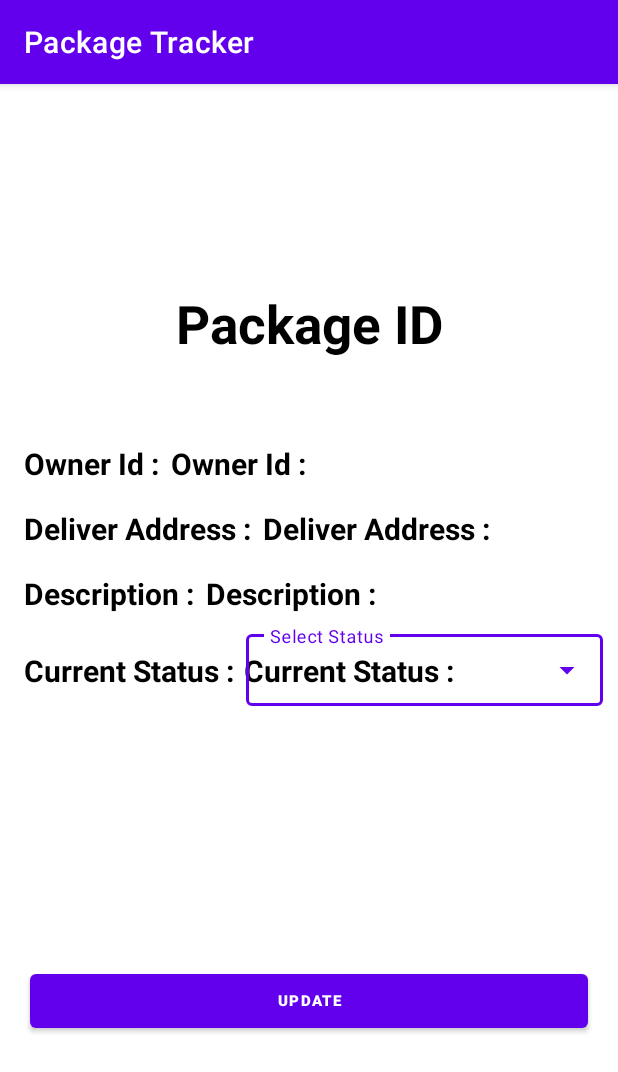
After one commit to shevanfernando/e1941319-mini-project, an Android app: the PackageSingleViewActivity screen opened directly, with no data from a screen before it, on a phone screen of 412 x 824 dp. The commit adds this screen. Shown: the top 1072 px of the screen. Run offline under Robolectric (Android 15) with nearby library versions, the phone set to English and light mode, and no system bars.

Commit message:
implement single package view

```diff
--- a/app/src/main/AndroidManifest.xml
+++ b/app/src/main/AndroidManifest.xml
@@ -10,12 +10,16 @@
         android:supportsRtl="true"
         android:theme="@style/Theme.E1941319_mini_project">
         <activity
+            android:name=".PackageSingleViewActivity"
+            android:exported="true" />
+        <activity
             android:name=".StaffActivity"
             android:configChanges="orientation|keyboardHidden|screenSize"
             android:exported="true"
             android:label="@string/staff_dashboard_activity">
             <intent-filter>
                 <action android:name="android.intent.action.MAIN" />
+
                 <category android:name="android.intent.category.LAUNCHER" />
             </intent-filter>
         </activity>
--- a/app/src/main/java/com/example/e1941319_mini_project/DBAdapter.java
+++ b/app/src/main/java/com/example/e1941319_mini_project/DBAdapter.java
@@ -144,14 +144,14 @@ public class DBAdapter {
                                 if (task2.getResult().exists()) {
                                     for (Map.Entry<String, Object> entry : task2.getResult().getData().entrySet()) {
                                         if (!entry.getKey().equals("id")) {
-                                            statusHistoryList.add(new Status(entry.getKey(), (String) entry.getValue()));
+                                            statusHistoryList.add(new Status(entry.getKey(), StatusType.valueOf(entry.getValue().toString())));
                                         }
                                     }
                                 }
                             }
                         });
 
-                        packageData.add(new Package(document.getId(), document.getString("customerId"), document.getString("deliveryAddress"), document.getString("description"), document.getString("currentStatus"), statusHistoryList));
+                        packageData.add(new Package(document.getId(), document.getString("customerId"), document.getString("deliveryAddress"), document.getString("description"), StatusType.valueOf(document.getString("currentStatus")), statusHistoryList));
                     }
                     data.postValue(new FetchPackageDataDTO(packageIdList, packageData));
                 } else {
--- /dev/null
+++ b/app/src/main/java/com/example/e1941319_mini_project/PackageSingleViewActivity.java
@@ -0,0 +1,104 @@
+package com.example.e1941319_mini_project;
+
+import androidx.appcompat.app.AppCompatActivity;
+
+import android.annotation.SuppressLint;
+import android.content.Intent;
+import android.os.Bundle;
+import android.os.Parcelable;
+import android.view.LayoutInflater;
+import android.view.View;
+import android.widget.ArrayAdapter;
+import android.widget.AutoCompleteTextView;
+import android.widget.Button;
+import android.widget.LinearLayout;
+import android.widget.TextView;
+
+import com.example.e1941319_mini_project.model.Status;
+
+import java.text.ParseException;
+import java.text.SimpleDateFormat;
+import java.util.ArrayList;
+import java.util.Collections;
+import java.util.List;
+import java.util.Objects;
+
+public class PackageSingleViewActivity extends AppCompatActivity {
+
+    @Override
+    protected void onCreate(Bundle savedInstanceState) {
+        super.onCreate(savedInstanceState);
+        setContentView(R.layout.activity_package_single_view);
+
+        TextView packageId = findViewById(R.id.packageId);
+        TextView customerId = findViewById(R.id.customerId);
+        TextView deliveryAddress = findViewById(R.id.deliveryAddress);
+        TextView description = findViewById(R.id.description);
+        TextView currentStatusLabel = findViewById(R.id.current_states_label);
+        TextView currentStatus = findViewById(R.id.status_label);
+        AutoCompleteTextView statusSelect = findViewById(R.id.status);
+        LinearLayout status_view = findViewById(R.id.status_view);
+        Button btn_update = findViewById(R.id.btn_update);
+
+        Intent intent = getIntent();
+        Bundle extras = intent.getExtras();
+        if (extras != null) {
+            packageId.setText(extras.getString("packageId"));
+            customerId.setText(extras.getString("customerId"));
+            deliveryAddress.setText(extras.getString("deliveryAddress"));
+            description.setText(extras.getString("description"));
+            StatusType crsts = (StatusType) extras.get("currentStatus");
+            UserType loginUserType = (UserType) extras.get("loginUserType");
+            StatusType[] statusArray = (StatusType[]) extras.get("statusArray");
+            List<Status> statusList = (List<Status>) intent.getSerializableExtra("statusList");
+
+            Collections.sort(statusList, (status, status2) -> {
+                @SuppressLint("SimpleDateFormat") SimpleDateFormat dateFormat = new SimpleDateFormat("yyyy-MM-dd");
+                try {
+                    return Objects.requireNonNull(dateFormat.parse(status.getDate())).compareTo(dateFormat.parse(status2.getDate()));
+                } catch (ParseException e) {
+                    e.printStackTrace();
+                }
+                return 0;
+            });
+
+            for (Status status : statusList) {
+                View view2 = LayoutInflater.from(PackageSingleViewActivity.this).inflate(R.layout.package_status, null, false);
+                TextView pkg_status_date = view2.findViewById(R.id.pkg_status_date);
+                TextView pkg_status_label = view2.findViewById(R.id.pkg_status_label);
+
+                pkg_status_date.setText(status.getDate());
+                pkg_status_label.setText(status.getStatus().toString());
+
+                status_view.addView(view2);
+            }
+
+            if (loginUserType == UserType.USER) {
+                btn_update.setVisibility(View.GONE);
+                currentStatus.setVisibility(View.VISIBLE);
+                statusSelect.setVisibility(View.GONE);
+
+                currentStatus.setText(crsts.toString());
+            } else {
+                btn_update.setVisibility(View.VISIBLE);
+
+                if (!crsts.equals(StatusType.DELIVERED)) {
+                    currentStatusLabel.setVisibility(View.VISIBLE);
+                    currentStatus.setVisibility(View.GONE);
+                    statusSelect.setVisibility(View.VISIBLE);
+                    ArrayAdapter<StatusType> adapter = new ArrayAdapter<>(PackageSingleViewActivity.this, android.R.layout.simple_list_item_1, statusArray);
+
+                    statusSelect.setAdapter(adapter);
+                } else {
+                    currentStatusLabel.setVisibility(View.GONE);
+                    currentStatus.setVisibility(View.GONE);
+                    statusSelect.setVisibility(View.GONE);
+                }
+
+                btn_update.setOnClickListener(view -> {
+
+                });
+            }
+        }
+    }
+}
--- /dev/null
+++ b/app/src/main/res/layout/activity_package_single_view.xml
@@ -0,0 +1,190 @@
+<?xml version="1.0" encoding="utf-8"?>
+<androidx.constraintlayout.widget.ConstraintLayout xmlns:android="http://schemas.android.com/apk/res/android"
+    xmlns:app="http://schemas.android.com/apk/res-auto"
+    xmlns:tools="http://schemas.android.com/tools"
+    android:layout_width="match_parent"
+    android:layout_height="match_parent"
+    tools:context=".PackageSingleViewActivity">
+
+    <TextView
+        android:id="@+id/packageId"
+        android:layout_width="wrap_content"
+        android:layout_height="wrap_content"
+        android:layout_marginTop="136dp"
+        android:text="@string/package_id"
+        android:textColor="@color/black"
+        android:textSize="35sp"
+        android:textStyle="bold"
+        app:layout_constraintEnd_toEndOf="parent"
+        app:layout_constraintStart_toStartOf="parent"
+        app:layout_constraintTop_toTopOf="parent" />
+
+    <TextView
+        android:id="@+id/owner_id_label"
+        android:layout_width="wrap_content"
+        android:layout_height="wrap_content"
+        android:layout_marginTop="56dp"
+        android:text="@string/owner_id"
+        android:textColor="@color/black"
+        android:textSize="20sp"
+        android:textStyle="bold"
+        app:layout_constraintEnd_toEndOf="parent"
+        app:layout_constraintHorizontal_bias="0.05"
+        app:layout_constraintStart_toStartOf="parent"
+        app:layout_constraintTop_toBottomOf="@+id/packageId" />
+
+    <TextView
+        android:id="@+id/customerId"
+        android:layout_width="0dp"
+        android:layout_height="wrap_content"
+        android:layout_marginStart="8dp"
+        android:layout_marginTop="56dp"
+        android:layout_marginEnd="10dp"
+        android:text="@string/owner_id"
+        android:textColor="@color/black"
+        android:textSize="20sp"
+        android:textStyle="bold"
+        app:layout_constraintEnd_toEndOf="parent"
+        app:layout_constraintHorizontal_bias="1.0"
+        app:layout_constraintStart_toEndOf="@+id/owner_id_label"
+        app:layout_constraintTop_toBottomOf="@+id/packageId" />
+
+    <TextView
+        android:id="@+id/deliver_address_label"
+        android:layout_width="wrap_content"
+        android:layout_height="wrap_content"
+        android:layout_marginTop="16dp"
+        android:text="@string/deliver_address"
+        android:textColor="@color/black"
+        android:textSize="20sp"
+        android:textStyle="bold"
+        app:layout_constraintEnd_toEndOf="parent"
+        app:layout_constraintHorizontal_bias="0.062"
+        app:layout_constraintStart_toStartOf="parent"
+        app:layout_constraintTop_toBottomOf="@+id/owner_id_label" />
+
+    <TextView
+        android:id="@+id/deliveryAddress"
+        android:layout_width="0dp"
+        android:layout_height="wrap_content"
+        android:layout_marginStart="8dp"
+        android:layout_marginTop="16dp"
+        android:layout_marginEnd="10dp"
+        android:text="@string/deliver_address"
+        android:textColor="@color/black"
+        android:textSize="20sp"
+        android:textStyle="bold"
+        app:layout_constraintEnd_toEndOf="parent"
+        app:layout_constraintHorizontal_bias="1.0"
+        app:layout_constraintStart_toEndOf="@+id/deliver_address_label"
+        app:layout_constraintTop_toBottomOf="@+id/customerId" />
+
+    <TextView
+        android:id="@+id/description_label"
+        android:layout_width="wrap_content"
+        android:layout_height="wrap_content"
+        android:layout_marginTop="16dp"
+        android:text="@string/description"
+        android:textColor="@color/black"
+        android:textSize="20sp"
+        android:textStyle="bold"
+        app:layout_constraintEnd_toEndOf="parent"
+        app:layout_constraintHorizontal_bias="0.054"
+        app:layout_constraintStart_toStartOf="parent"
+        app:layout_constraintTop_toBottomOf="@+id/deliveryAddress" />
+
+    <TextView
+        android:id="@+id/description"
+        android:layout_width="0dp"
+        android:layout_height="wrap_content"
+        android:layout_marginStart="8dp"
+        android:layout_marginTop="16dp"
+        android:layout_marginEnd="10dp"
+        android:text="@string/description"
+        android:textColor="@color/black"
+        android:textSize="20sp"
+        android:textStyle="bold"
+        app:layout_constraintEnd_toEndOf="parent"
+        app:layout_constraintHorizontal_bias="1.0"
+        app:layout_constraintStart_toEndOf="@+id/description_label"
+        app:layout_constraintTop_toBottomOf="@+id/deliveryAddress" />
+
+    <TextView
+        android:id="@+id/current_states_label"
+        android:layout_width="wrap_content"
+        android:layout_height="wrap_content"
+        android:layout_marginTop="24dp"
+        android:text="@string/current_status"
+        android:textColor="@color/black"
+        android:textSize="20sp"
+        android:textStyle="bold"
+        app:layout_constraintEnd_toEndOf="parent"
+        app:layout_constraintHorizontal_bias="0.059"
+        app:layout_constraintStart_toStartOf="parent"
+        app:layout_constraintTop_toBottomOf="@+id/description" />
+
+    <TextView
+        android:id="@+id/status_label"
+        android:layout_width="wrap_content"
+        android:layout_height="wrap_content"
+        android:layout_marginTop="24dp"
+        android:text="@string/current_status"
+        android:textColor="@color/black"
+        android:textSize="20sp"
+        android:textStyle="bold"
+        app:layout_constraintEnd_toEndOf="parent"
+        app:layout_constraintHorizontal_bias="0.059"
+        app:layout_constraintStart_toEndOf="@+id/current_states_label"
+        app:layout_constraintTop_toBottomOf="@+id/description" />
+
+    <com.google.android.material.textfield.TextInputLayout
+        android:id="@+id/autoComplete_parent"
+        style="@style/Widget.MaterialComponents.TextInputLayout.OutlinedBox.ExposedDropdownMenu"
+        android:layout_width="0dp"
+        android:layout_height="wrap_content"
+        android:layout_marginStart="8dp"
+        android:layout_marginTop="8dp"
+        android:layout_marginEnd="10dp"
+        android:hint="@string/select_status"
+        app:layout_constraintEnd_toEndOf="parent"
+        app:layout_constraintStart_toEndOf="@+id/current_states_label"
+        app:layout_constraintTop_toBottomOf="@+id/description"
+        tools:ignore="MissingConstraints">
+
+        <AutoCompleteTextView
+            android:id="@+id/status"
+            android:layout_width="match_parent"
+            android:layout_height="48dp"
+            android:inputType="text"
+            android:padding="0dp"
+            android:textSize="20sp"
+            app:layout_constraintTop_toBottomOf="@+id/autoComplete_parent"
+            tools:ignore="LabelFor" />
+
+    </com.google.android.material.textfield.TextInputLayout>
+
+    <LinearLayout
+        android:id="@+id/status_view"
+        android:layout_width="match_parent"
+        android:layout_height="wrap_content"
+        android:layout_marginTop="30dp"
+        android:orientation="vertical"
+        android:padding="10dp"
+        app:layout_constraintEnd_toEndOf="parent"
+        app:layout_constraintHorizontal_bias="0.151"
+        app:layout_constraintStart_toStartOf="parent"
+        app:layout_constraintTop_toBottomOf="@+id/current_states_label" />
+
+    <Button
+        android:id="@+id/btn_update"
+        android:layout_width="match_parent"
+        android:layout_height="wrap_content"
+        android:layout_marginLeft="20dp"
+        android:layout_marginRight="20dp"
+        android:fontFamily="sans-serif-black"
+        android:text="@string/update"
+        android:textSize="10sp"
+        app:layout_constraintBottom_toBottomOf="parent"
+        app:layout_constraintTop_toBottomOf="@+id/status_view"
+        tools:ignore="SmallSp" />
+</androidx.constraintlayout.widget.ConstraintLayout>
--- a/app/src/main/res/values/strings.xml
+++ b/app/src/main/res/values/strings.xml
@@ -25,4 +25,11 @@
     <string name="status_date">status date</string>
     <!-- TODO: Remove or change this placeholder text -->
     <string name="hello_blank_fragment">Hello blank fragment</string>
+    <string name="owner_id">Owner Id :</string>
+    <string name="deliver_address">Deliver Address :</string>
+    <string name="description">Description :</string>
+    <string name="current_status">Current Status :</string>
+    <string name="selectstatus">SelectStatus</string>
+    <string name="select_status">Select Status</string>
+    <string name="update">Update</string>
 </resources>
```
Also changed, not shown: app/src/main/java/com/example/e1941319_mini_project/PackageCardAdapter.java (+22 -2 lines), app/src/main/java/com/example/e1941319_mini_project/RecyclerViewFragment.java (+6 -2 lines), app/src/main/java/com/example/e1941319_mini_project/StaffActivity.java (+2 -11 lines), app/src/main/java/com/example/e1941319_mini_project/model/Package.java (+5 -3 lines), app/src/main/java/com/example/e1941319_mini_project/model/Status.java (+8 -4 lines), app/src/main/res/layout/fragment_product_card.xml (+9 -11 lines).
